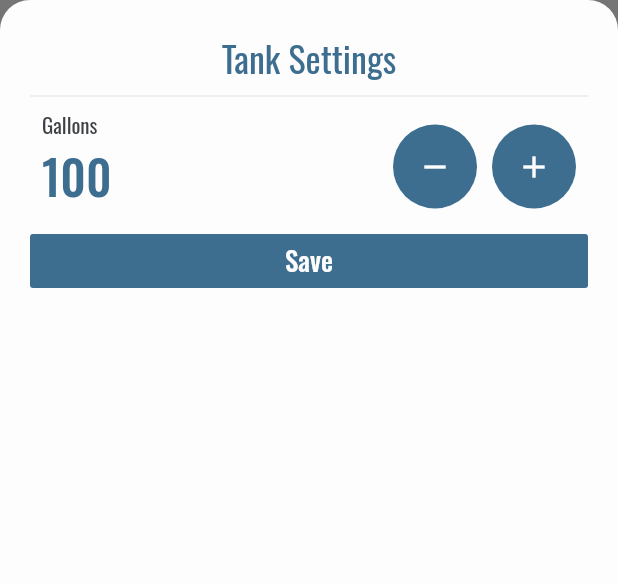
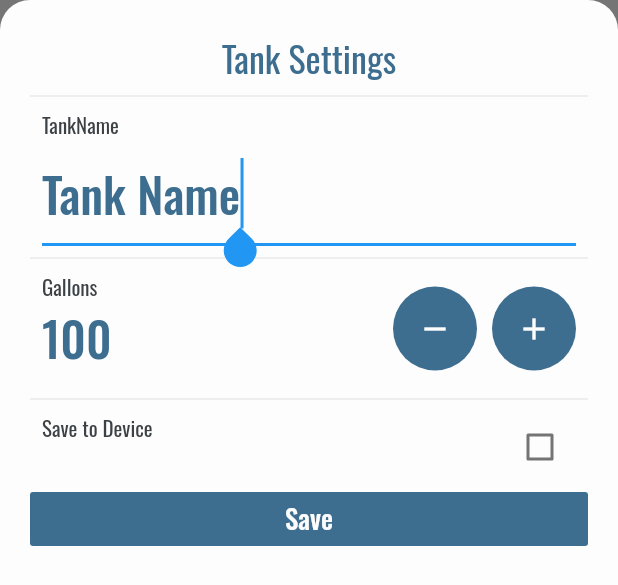
Before and after one commit to connorlof/tank_mates, a Flutter app: the TankSettingsScreen widget shown alone on an empty page, opened directly, on a phone screen of 412 x 824 dp. Shown: the top 585 px of the screen. Run offline on Flutter 3.47's test engine with Material 2 defaults, Android fonts, the phone set to English and light mode, and no system bars; our stand-ins replace flutter_spinkit.

Commit message:
setting tank gallons and name from settings

```diff
--- a/lib/models/tank_data.dart
+++ b/lib/models/tank_data.dart
@@ -56,6 +56,10 @@ class TankData extends ChangeNotifier {
     }
   }
 
+  void setTankName(String name) {
+    _tank.tankName = name;
+  }
+
   void removeFish(Fish fish) {
     _fish.remove(fish);
     notifyListeners();
@@ -64,4 +68,16 @@ class TankData extends ChangeNotifier {
   void resetTank() {
     _tank = Tank();
   }
+
+  void incrementTankGallons() {
+    _tank.gallons++;
+    updateTankValues();
+    notifyListeners();
+  }
+
+  void decrementTankGallons() {
+    _tank.gallons--;
+    updateTankValues();
+    notifyListeners();
+  }
 }
--- a/lib/screens/tank_settings_screen.dart
+++ b/lib/screens/tank_settings_screen.dart
@@ -30,6 +30,32 @@ class TankSettingsScreen extends StatelessWidget {
             Divider(),
             Padding(
               padding: const EdgeInsets.symmetric(horizontal: 8.0),
+              child: Column(
+                crossAxisAlignment: CrossAxisAlignment.start,
+                mainAxisAlignment: MainAxisAlignment.start,
+                children: <Widget>[
+                  Text(
+                    'TankName',
+                    style: kTextStyleSmall,
+                  ),
+                  TextField(
+                    controller: TextEditingController(
+                      text: '${Provider.of<TankData>(context).tank.tankName}',
+                    ),
+                    style: kTextStyleLarge,
+                    autofocus: true,
+                    textAlign: TextAlign.start,
+                    onChanged: (newText) {
+                      Provider.of<TankData>(context, listen: false)
+                          .setTankName(newText);
+                    },
+                  ),
+                ],
+              ),
+            ),
+            Divider(),
+            Padding(
+              padding: const EdgeInsets.symmetric(horizontal: 8.0),
               child: Row(
                 crossAxisAlignment: CrossAxisAlignment.center,
                 mainAxisAlignment: MainAxisAlignment.spaceBetween,
@@ -43,16 +69,40 @@ class TankSettingsScreen extends StatelessWidget {
                     children: <Widget>[
                       RoundIconButton(
                         icon: Icons.remove,
-                        onPressed: () {},
+                        onPressed: () {
+                          Provider.of<TankData>(context, listen: false)
+                              .decrementTankGallons();
+                        },
                       ),
                       SizedBox(
                         width: 10.0,
                       ),
                       RoundIconButton(
                         icon: Icons.add,
-                        onPressed: () {},
+                        onPressed: () {
+                          Provider.of<TankData>(context, listen: false)
+                              .incrementTankGallons();
+                        },
                       ),
                     ],
+                  ),
+                ],
+              ),
+            ),
+            Divider(),
+            Padding(
+              padding: const EdgeInsets.symmetric(horizontal: 8.0),
+              child: Row(
+                crossAxisAlignment: CrossAxisAlignment.start,
+                mainAxisAlignment: MainAxisAlignment.spaceBetween,
+                children: <Widget>[
+                  Text(
+                    'Save to Device',
+                    style: kTextStyleSmall,
+                  ),
+                  Checkbox(
+                    value: false,
+                    onChanged: (bool value) {},
                   ),
                 ],
               ),
```
Also changed, not shown: lib/util/fish_comparator.dart (+12 -0 lines).
